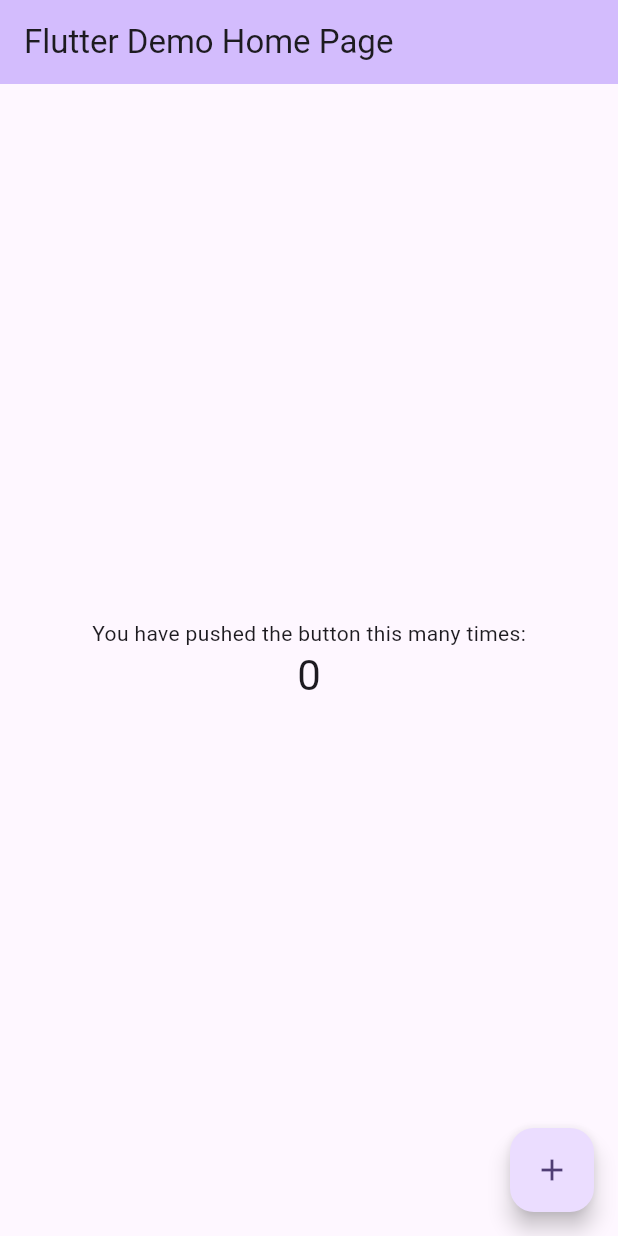
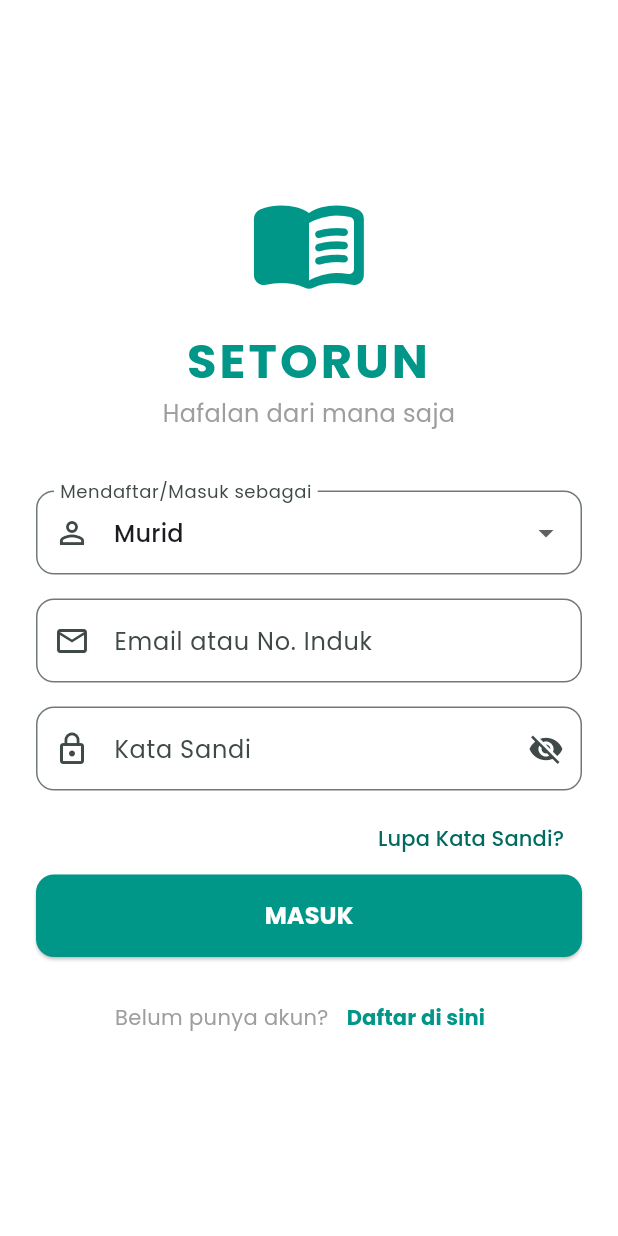
Before and after one commit to isnainiulya00/setorun, a Flutter app: the screen it shows after launch, on a phone screen of 412 x 824 dp. Run offline on Flutter 3.47's test engine with Material 3 defaults, Android fonts, the phone set to English and light mode, and no system bars; our stand-ins replace google_fonts.

Commit message:
halaman login

```diff
--- a/lib/main.dart
+++ b/lib/main.dart
@@ -1,122 +1,25 @@
 import 'package:flutter/material.dart';
+import 'package:google_fonts/google_fonts.dart';
+import 'screens/login_screen.dart'; // Ubah import ini
 
 void main() {
-  runApp(const MyApp());
+  runApp(const SetorunApp());
 }
 
-class MyApp extends StatelessWidget {
-  const MyApp({super.key});
+class SetorunApp extends StatelessWidget {
+  const SetorunApp({super.key});
 
-  // This widget is the root of your application.
   @override
   Widget build(BuildContext context) {
     return MaterialApp(
-      title: 'Flutter Demo',
+      title: 'Setorun App',
+      debugShowCheckedModeBanner: false,
       theme: ThemeData(
-        // This is the theme of your application.
-        //
-        // TRY THIS: Try running your application with "flutter run". You'll see
-        // the application has a purple toolbar. Then, without quitting the app,
-        // try changing the seedColor in the colorScheme below to Colors.green
-        // and then invoke "hot reload" (save your changes or press the "hot
-        // reload" button in a Flutter-supported IDE, or press "r" if you used
-        // the command line to start the app).
-        //
-        // Notice that the counter didn't reset back to zero; the application
-        // state is not lost during the reload. To reset the state, use hot
-        // restart instead.
-        //
-        // This works for code too, not just values: Most code changes can be
-        // tested with just a hot reload.
-        colorScheme: .fromSeed(seedColor: Colors.deepPurple),
+        colorScheme: ColorScheme.fromSeed(seedColor: Colors.teal),
+        textTheme: GoogleFonts.poppinsTextTheme(),
+        useMaterial3: true,
       ),
-      home: const MyHomePage(title: 'Flutter Demo Home Page'),
+      home: const LoginScreen(), // Ubah ini agar mengarah ke LoginScreen
     );
   }
 }
-
-class MyHomePage extends StatefulWidget {
-  const MyHomePage({super.key, required this.title});
-
-  // This widget is the home page of your application. It is stateful, meaning
-  // that it has a State object (defined below) that contains fields that affect
-  // how it looks.
-
-  // This class is the configuration for the state. It holds the values (in this
-  // case the title) provided by the parent (in this case the App widget) and
-  // used by the build method of the State. Fields in a Widget subclass are
-  // always marked "final".
-
-  final String title;
-
-  @override
-  State<MyHomePage> createState() => _MyHomePageState();
-}
-
-class _MyHomePageState extends State<MyHomePage> {
-  int _counter = 0;
-
-  void _incrementCounter() {
-    setState(() {
-      // This call to setState tells the Flutter framework that something has
-      // changed in this State, which causes it to rerun the build method below
-      // so that the display can reflect the updated values. If we changed
-      // _counter without calling setState(), then the build method would not be
-      // called again, and so nothing would appear to happen.
-      _counter++;
-    });
-  }
-
-  @override
-  Widget build(BuildContext context) {
-    // This method is rerun every time setState is called, for instance as done
-    // by the _incrementCounter method above.
-    //
-    // The Flutter framework has been optimized to make rerunning build methods
-    // fast, so that you can just rebuild anything that needs updating rather
-    // than having to individually change instances of widgets.
-    return Scaffold(
-      appBar: AppBar(
-        // TRY THIS: Try changing the color here to a specific color (to
-        // Colors.amber, perhaps?) and trigger a hot reload to see the AppBar
-        // change color while the other colors stay the same.
-        backgroundColor: Theme.of(context).colorScheme.inversePrimary,
-        // Here we take the value from the MyHomePage object that was created by
-        // the App.build method, and use it to set our appbar title.
-        title: Text(widget.title),
-      ),
-      body: Center(
-        // Center is a layout widget. It takes a single child and positions it
-        // in the middle of the parent.
-        child: Column(
-          // Column is also a layout widget. It takes a list of children and
-          // arranges them vertically. By default, it sizes itself to fit its
-          // children horizontally, and tries to be as tall as its parent.
-          //
-          // Column has various properties to control how it sizes itself and
-          // how it positions its children. Here we use mainAxisAlignment to
-          // center the children vertically; the main axis here is the vertical
-          // axis because Columns are vertical (the cross axis would be
-          // horizontal).
-          //
-          // TRY THIS: Invoke "debug painting" (choose the "Toggle Debug Paint"
-          // action in the IDE, or press "p" in the console), to see the
-          // wireframe for each widget.
-          mainAxisAlignment: .center,
-          children: [
-            const Text('You have pushed the button this many times:'),
-            Text(
-              '$_counter',
-              style: Theme.of(context).textTheme.headlineMedium,
-            ),
-          ],
-        ),
-      ),
-      floatingActionButton: FloatingActionButton(
-        onPressed: _incrementCounter,
-        tooltip: 'Increment',
-        child: const Icon(Icons.add),
-      ),
-    );
-  }
-}
--- /dev/null
+++ b/lib/screens/dashboard_screen.dart
@@ -0,0 +1,14 @@
+import 'package:flutter/material.dart';
+
+
+class DashboardScreen extends StatelessWidget { // Nama kelas ini yang dicari
+  const DashboardScreen({super.key});
+
+  @override
+  Widget build(BuildContext context) {
+    return Scaffold(
+      appBar: AppBar(title: const Text('Dashboard')),
+      body: const Center(child: Text('Selamat datang di Setorun!')),
+    );
+  }
+}
--- /dev/null
+++ b/lib/screens/login_screen.dart
@@ -0,0 +1,208 @@
+import 'package:flutter/material.dart';
+import 'dashboard_screen.dart';
+
+class LoginScreen extends StatefulWidget {
+  const LoginScreen({super.key});
+
+  @override
+  State<LoginScreen> createState() => _LoginScreenState();
+}
+
+class _LoginScreenState extends State<LoginScreen> {
+  bool _isPasswordVisible = false;
+  bool _isLogin = true; // true = Sign In, false = Sign Up
+  String _selectedRole = 'Murid'; // Default peran
+
+  @override
+  Widget build(BuildContext context) {
+    return Scaffold(
+      backgroundColor: Colors.white,
+      body: SafeArea(
+        child: Center(
+          child: SingleChildScrollView(
+            padding: const EdgeInsets.all(24.0),
+            child: Column(
+              mainAxisAlignment: MainAxisAlignment.center,
+              crossAxisAlignment: CrossAxisAlignment.stretch,
+              children: [
+                // Logo Aplikasi
+                const Icon(
+                  Icons.menu_book_rounded,
+                  size: 80,
+                  color: Colors.teal,
+                ),
+                const SizedBox(height: 16),
+
+                // Judul Berubah Sesuai Mode
+                Text(
+                  _isLogin ? 'SETORUN' : 'DAFTAR AKUN',
+                  textAlign: TextAlign.center,
+                  style: const TextStyle(
+                    fontSize: 32,
+                    fontWeight: FontWeight.bold,
+                    color: Colors.teal,
+                    letterSpacing: 2,
+                  ),
+                ),
+                Text(
+                  _isLogin ? 'Hafalan dari mana saja' : 'Bergabunglah untuk mulai menghafal',
+                  textAlign: TextAlign.center,
+                  style: const TextStyle(
+                    fontSize: 16,
+                    color: Colors.grey,
+                  ),
+                ),
+                const SizedBox(height: 40),
+
+                // Pilihan Peran (Guru / Murid)
+                DropdownButtonFormField<String>(
+                  value: _selectedRole,
+                  decoration: InputDecoration(
+                    labelText: 'Mendaftar/Masuk sebagai',
+                    border: OutlineInputBorder(
+                      borderRadius: BorderRadius.circular(12),
+                    ),
+                    prefixIcon: const Icon(Icons.person_outline),
+                  ),
+                  items: ['Guru', 'Murid'].map((String value) {
+                    return DropdownMenuItem<String>(
+                      value: value,
+                      child: Text(value),
+                    );
+                  }).toList(),
+                  onChanged: (newValue) {
+                    setState(() {
+                      _selectedRole = newValue!;
+                    });
+                  },
+                ),
+                const SizedBox(height: 16),
+
+                // Input Nama Lengkap (HANYA MUNCUL SAAT SIGN UP)
+                if (!_isLogin) ...[
+                  TextFormField(
+                    keyboardType: TextInputType.name,
+                    decoration: InputDecoration(
+                      labelText: 'Nama Lengkap',
+                      border: OutlineInputBorder(
+                        borderRadius: BorderRadius.circular(12),
+                      ),
+                      prefixIcon: const Icon(Icons.badge_outlined),
+                    ),
+                  ),
+                  const SizedBox(height: 16),
+                ],
+
+                // Input Email / ID
+                TextFormField(
+                  keyboardType: TextInputType.emailAddress,
+                  decoration: InputDecoration(
+                    labelText: 'Email atau No. Induk',
+                    border: OutlineInputBorder(
+                      borderRadius: BorderRadius.circular(12),
+                    ),
+                    prefixIcon: const Icon(Icons.email_outlined),
+                  ),
+                ),
+                const SizedBox(height: 16),
+
+                // Input Password
+                TextFormField(
+                  obscureText: !_isPasswordVisible,
+                  decoration: InputDecoration(
+                    labelText: 'Kata Sandi',
+                    border: OutlineInputBorder(
+                      borderRadius: BorderRadius.circular(12),
+                    ),
+                    prefixIcon: const Icon(Icons.lock_outline),
+                    suffixIcon: IconButton(
+                      icon: Icon(
+                        _isPasswordVisible
+                            ? Icons.visibility
+                            : Icons.visibility_off,
+                      ),
+                      onPressed: () {
+                        setState(() {
+                          _isPasswordVisible = !_isPasswordVisible;
+                        });
+                      },
+                    ),
+                  ),
+                ),
+                const SizedBox(height: 8),
+
+                // Lupa Password (HANYA MUNCUL SAAT SIGN IN)
+                if (_isLogin)
+                  Align(
+                    alignment: Alignment.centerRight,
+                    child: TextButton(
+                      onPressed: () {
+                        // Aksi lupa password
+                      },
+                      child: const Text('Lupa Kata Sandi?'),
+                    ),
+                  )
+                else
+                  const SizedBox(height: 24), // Jarak ekstra jika di mode Sign Up
+
+                // Tombol Login / Register
+                ElevatedButton(
+                  onPressed: () {
+                    // Pindah ke Dashboard
+                    Navigator.pushReplacement(
+                      context,
+                      MaterialPageRoute(
+                        builder: (context) => const DashboardScreen(),
+                      ),
+                    );
+                  },
+                  style: ElevatedButton.styleFrom(
+                    backgroundColor: Colors.teal,
+                    foregroundColor: Colors.white,
+                    padding: const EdgeInsets.symmetric(vertical: 16),
+                    shape: RoundedRectangleBorder(
+                      borderRadius: BorderRadius.circular(12),
+                    ),
+                  ),
+                  child: Text(
+                    _isLogin ? 'MASUK' : 'DAFTAR SEKARANG',
+                    style: const TextStyle(
+                      fontSize: 16,
+                      fontWeight: FontWeight.bold,
+                    ),
+                  ),
+                ),
+                const SizedBox(height: 16),
+
+                // Opsi Pindah Mode (Sign In <-> Sign Up)
+                Row(
+                  mainAxisAlignment: MainAxisAlignment.center,
+                  children: [
+                    Text(
+                      _isLogin ? 'Belum punya akun?' : 'Sudah punya akun?',
+                      style: const TextStyle(color: Colors.grey),
+                    ),
+                    TextButton(
+                      onPressed: () {
+                        setState(() {
+                          _isLogin = !_isLogin; // Mengubah mode
+                        });
+                      },
+                      child: Text(
+                        _isLogin ? 'Daftar di sini' : 'Masuk di sini',
+                        style: const TextStyle(
+                          color: Colors.teal,
+                          fontWeight: FontWeight.bold,
+                        ),
+                      ),
+                    ),
+                  ],
+                ),
+              ],
+            ),
+          ),
+        ),
+      ),
+    );
+  }
+}
--- a/pubspec.yaml
+++ b/pubspec.yaml
@@ -34,6 +34,7 @@ dependencies:
   # The following adds the Cupertino Icons font to your application.
   # Use with the CupertinoIcons class for iOS style icons.
   cupertino_icons: ^1.0.8
+  google_fonts: ^6.1.0
 
 dev_dependencies:
   flutter_test:
```
Also changed, not shown: pubspec.lock, 3 other files.
